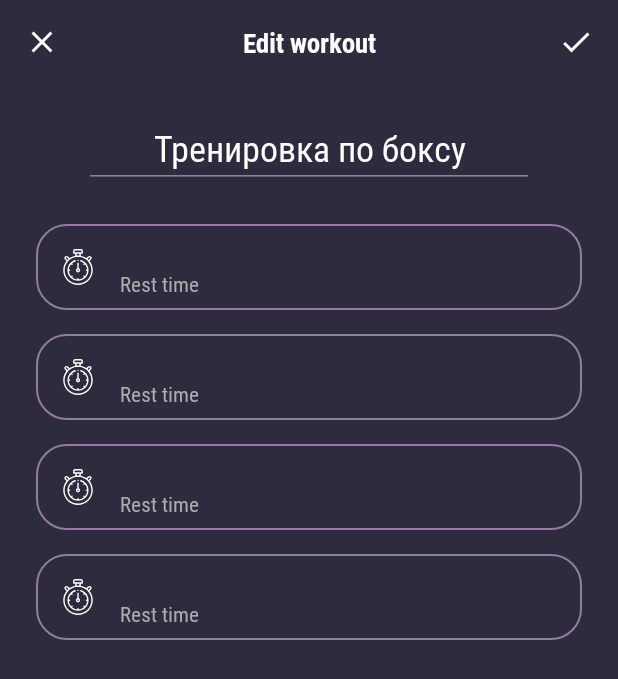
After one commit to Foxek/WiseTimer, an Android app: the layout fragment_edit_workout.xml on its own in the app's theme, with its tools: preview values and no code run, on a phone screen of 412 x 824 dp. The commit adds this screen. Shown: the top 679 px of the screen. Run offline under Robolectric (Android 15) with nearby library versions, the phone set to English and light mode, and no system bars.

Commit message:
Change edit workout and add into it ui for sorting rounds

```diff
--- a/app/src/main/java/com/foxek/simpletimer/di/module/ActivityModule.kt
+++ b/app/src/main/java/com/foxek/simpletimer/di/module/ActivityModule.kt
@@ -8,6 +8,8 @@ import com.foxek.simpletimer.domain.workout.WorkoutInteractor
 import com.foxek.simpletimer.presentation.round.RoundPresenter
 import com.foxek.simpletimer.presentation.workout.WorkoutContact
 import com.foxek.simpletimer.domain.workout.WorkoutInteractorImpl
+import com.foxek.simpletimer.presentation.editworkout.EditWorkoutContract
+import com.foxek.simpletimer.presentation.editworkout.EditWorkoutPresenter
 import com.foxek.simpletimer.presentation.workout.WorkoutPresenter
 
 import dagger.Module
@@ -30,4 +32,7 @@ class ActivityModule {
     @PerFragment
     fun provideIntervalPresenter(presenter: RoundPresenter): RoundContact.Presenter = presenter
 
+    @Provides
+    @PerFragment
+    fun provideEditWorkoutPresenter(presenter: EditWorkoutPresenter): EditWorkoutContract.Presenter = presenter
 }
--- a/app/src/main/java/com/foxek/simpletimer/presentation/base/BaseFragment.kt
+++ b/app/src/main/java/com/foxek/simpletimer/presentation/base/BaseFragment.kt
@@ -4,6 +4,7 @@ import android.os.Bundle
 import android.view.LayoutInflater
 import android.view.View
 import android.view.ViewGroup
+import androidx.annotation.LayoutRes
 import androidx.fragment.app.Fragment
 import com.foxek.simpletimer.AndroidApplication
 import com.foxek.simpletimer.di.component.ActivityComponent
@@ -26,6 +27,7 @@ abstract class BaseFragment : Fragment(), MvpView {
                 .applicationComponent(AndroidApplication.component)
                 .build()
     }
+
     override fun onCreateView(inflater: LayoutInflater, parent: ViewGroup?, bundle: Bundle?): View {
         return inflater.inflate(layoutId, parent, false)
     }
--- /dev/null
+++ b/app/src/main/res/drawable/ic_check_white.xml
@@ -0,0 +1,5 @@
+<vector android:height="24dp" android:tint="#FFFFFF"
+    android:viewportHeight="24" android:viewportWidth="24"
+    android:width="24dp" xmlns:android="http://schemas.android.com/apk/res/android">
+    <path android:fillColor="@android:color/white" android:pathData="M9,16.17L4.83,12l-1.42,1.41L9,19 21,7l-1.41,-1.41z"/>
+</vector>
--- /dev/null
+++ b/app/src/main/res/drawable/ic_close_white.xml
@@ -0,0 +1,5 @@
+<vector android:height="24dp" android:tint="#FFFFFF"
+    android:viewportHeight="24" android:viewportWidth="24"
+    android:width="24dp" xmlns:android="http://schemas.android.com/apk/res/android">
+    <path android:fillColor="@android:color/white" android:pathData="M19,6.41L17.59,5 12,10.59 6.41,5 5,6.41 10.59,12 5,17.59 6.41,19 12,13.41 17.59,19 19,17.59 13.41,12z"/>
+</vector>
--- /dev/null
+++ b/app/src/main/res/layout/fragment_edit_workout.xml
@@ -0,0 +1,82 @@
+<?xml version="1.0" encoding="utf-8"?>
+<androidx.core.widget.NestedScrollView xmlns:android="http://schemas.android.com/apk/res/android"
+    xmlns:app="http://schemas.android.com/apk/res-auto"
+    xmlns:tools="http://schemas.android.com/tools"
+    android:layout_width="match_parent"
+    android:layout_height="match_parent"
+    android:fillViewport="true"
+    android:animateLayoutChanges="true">
+
+    <androidx.constraintlayout.widget.ConstraintLayout
+        android:layout_width="match_parent"
+        android:layout_height="match_parent">
+
+        <TextView
+            android:id="@+id/fragment_edit_workout_description"
+            android:layout_width="0dp"
+            android:layout_height="wrap_content"
+            android:fontFamily="@font/roboto_condensed_bold"
+            android:singleLine="true"
+            android:text="@string/edit_workout_title"
+            android:textAlignment="center"
+            android:textColor="@color/colorWhite"
+            android:textSize="@dimen/text_18sp"
+            app:layout_constraintBottom_toBottomOf="@+id/fragment_edit_workout_close_btn"
+            app:layout_constraintEnd_toStartOf="@+id/fragment_edit_workout_save_btn"
+            app:layout_constraintStart_toEndOf="@+id/fragment_edit_workout_close_btn"
+            app:layout_constraintTop_toTopOf="@+id/fragment_edit_workout_close_btn" />
+
+        <ImageButton
+            android:id="@+id/fragment_edit_workout_save_btn"
+            android:layout_width="wrap_content"
+            android:layout_height="0dp"
+            android:background="?android:selectableItemBackground"
+            android:padding="@dimen/padding_16dp"
+            app:layout_constraintEnd_toEndOf="parent"
+            app:layout_constraintTop_toTopOf="parent"
+            app:srcCompat="@drawable/ic_check_white"
+            tools:ignore="ContentDescription" />
+
+        <ImageButton
+            android:id="@+id/fragment_edit_workout_close_btn"
+            android:layout_width="wrap_content"
+            android:layout_height="0dp"
+            android:background="?android:selectableItemBackground"
+            android:padding="@dimen/padding_16dp"
+            app:layout_constraintStart_toStartOf="parent"
+            app:layout_constraintTop_toTopOf="parent"
+            app:srcCompat="@drawable/ic_close_white"
+            tools:ignore="ContentDescription" />
+
+        <EditText
+            android:id="@+id/fragment_edit_workout_name"
+            style="@style/DefaultEditText"
+            android:layout_width="0dp"
+            android:layout_height="wrap_content"
+            android:layout_marginTop="@dimen/margin_16dp"
+            android:ems="10"
+            android:textSize="@dimen/text_24sp"
+            android:importantForAutofill="no"
+            android:inputType="text|textCapSentences|textNoSuggestions"
+            android:textColor="@color/colorWhite"
+            android:textColorHighlight="@color/colorTint"
+            app:layout_constraintEnd_toEndOf="@+id/fragment_edit_workout_description"
+            app:layout_constraintStart_toStartOf="@+id/fragment_edit_workout_description"
+            app:layout_constraintTop_toBottomOf="@+id/fragment_edit_workout_close_btn"
+            tools:text="Тренировка по боксу"/>
+
+        <androidx.recyclerview.widget.RecyclerView
+            android:id="@+id/fragment_edit_workout_list"
+            android:layout_width="0dp"
+            android:layout_height="0dp"
+            android:layout_marginTop="@dimen/margin_16dp"
+            app:layoutManager="androidx.recyclerview.widget.LinearLayoutManager"
+            app:layout_constraintBottom_toBottomOf="parent"
+            app:layout_constraintEnd_toEndOf="parent"
+            app:layout_constraintStart_toStartOf="parent"
+            app:layout_constraintTop_toBottomOf="@+id/fragment_edit_workout_name"
+            tools:listitem="@layout/item_round"
+            tools:itemCount="4"/>
+
+    </androidx.constraintlayout.widget.ConstraintLayout>
+</androidx.core.widget.NestedScrollView>
--- a/app/src/main/res/layout/fragment_round.xml
+++ b/app/src/main/res/layout/fragment_round.xml
@@ -89,9 +89,10 @@
         <androidx.recyclerview.widget.RecyclerView
             android:id="@+id/fragment_interval_list"
             android:layout_width="0dp"
-            android:layout_height="wrap_content"
+            android:layout_height="0dp"
             android:layout_marginTop="@dimen/margin_24dp"
-            android:layout_marginBottom="72dp"
+            android:layout_marginBottom="96dp"
+            android:scrollbars="vertical"
             app:layout_constraintBottom_toBottomOf="parent"
             app:layout_constraintEnd_toEndOf="parent"
             app:layout_constraintStart_toStartOf="parent"
--- a/app/src/main/res/values/strings.xml
+++ b/app/src/main/res/values/strings.xml
@@ -48,6 +48,8 @@
 
     <string name="interval_title">Interval List</string>
 
+    <string name="edit_workout_title">Edit workout</string>
+
     <string-array name="type_list">
         <item>With rest</item>
         <item>Without rest</item>
```
Also changed, not shown: app/src/main/java/com/foxek/simpletimer/di/component/ActivityComponent.kt (+5 -2 lines), app/src/main/java/com/foxek/simpletimer/presentation/editworkout/EditWorkoutAdapter.kt (added, +90 -0 lines), app/src/main/java/com/foxek/simpletimer/presentation/editworkout/EditWorkoutContract.kt (added, +21 -0 lines), app/src/main/java/com/foxek/simpletimer/presentation/editworkout/EditWorkoutFragment.kt (added, +71 -0 lines), app/src/main/java/com/foxek/simpletimer/presentation/editworkout/EditWorkoutPresenter.kt (added, +55 -0 lines), app/src/main/java/com/foxek/simpletimer/presentation/editworkout/ItemTouchHelperCallback.kt (added, +48 -0 lines), app/src/main/java/com/foxek/simpletimer/presentation/round/RoundContact.kt (+4 -4 lines), app/src/main/java/com/foxek/simpletimer/presentation/round/RoundFragment.kt (+18 -17 lines), app/src/main/java/com/foxek/simpletimer/presentation/round/RoundPresenter.kt (+4 -4 lines), 1 other file.
